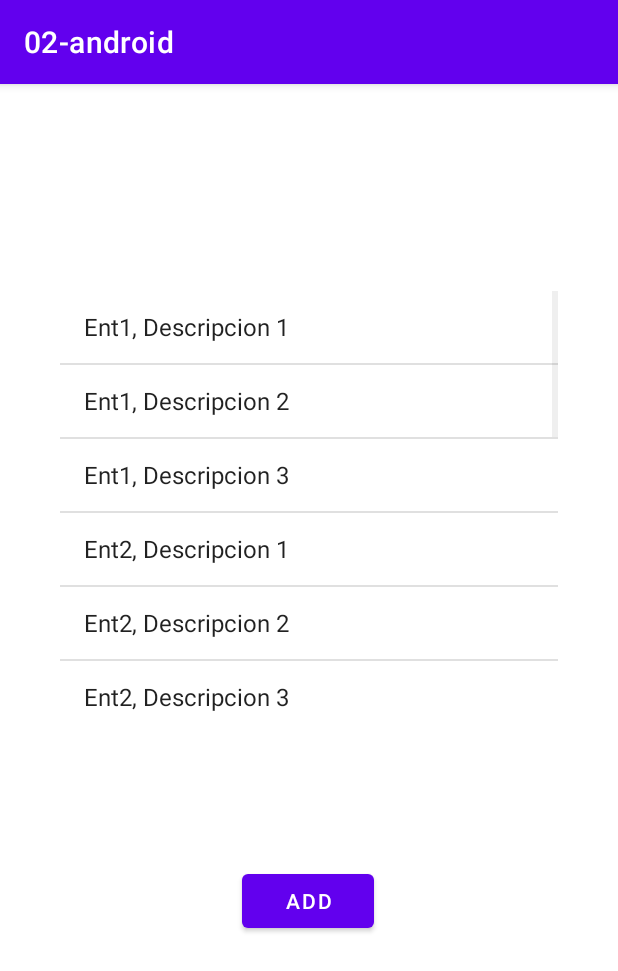
After one commit to 2020-B-Aplicaciones-Moviles-Computacion/AMC-charco-cuenca-alex-vladimir, an Android app: the BListView screen opened directly, with no data from a screen before it, on a phone screen of 412 x 824 dp. The commit adds this screen. Shown: the top 971 px of the screen. Run offline under Robolectric (Android 15) with nearby library versions, the phone set to English and light mode, and no system bars.

Commit message:
Android Studio - Clase dic-02 - Adaptadores/ListView

```diff
--- a/02-android/app/src/main/AndroidManifest.xml
+++ b/02-android/app/src/main/AndroidManifest.xml
@@ -9,7 +9,8 @@
         android:roundIcon="@mipmap/ic_launcher_round"
         android:supportsRtl="true"
         android:theme="@style/Theme.02android">
-        <activity android:name=".A_lifecycle"></activity>
+        <activity android:name=".BListView"></activity>
+        <activity android:name=".A_lifecycle" />
         <activity android:name=".MainActivity">
             <intent-filter>
                 <action android:name="android.intent.action.MAIN" />
--- /dev/null
+++ b/02-android/app/src/main/java/com/example/a02_android/BEntrenador.kt
@@ -0,0 +1,14 @@
+package com.example.a02_android
+
+class BEntrenador {
+    public var name= arrayListOf<String>("Ent1","Ent2","Ent3")
+    public var desc= arrayListOf<String>("Descripcion 1","Descripcion 2","Descripcion 3")
+
+    init{
+
+    }
+
+
+
+
+}
--- /dev/null
+++ b/02-android/app/src/main/java/com/example/a02_android/BListView.kt
@@ -0,0 +1,59 @@
+package com.example.a02_android
+
+import androidx.appcompat.app.AppCompatActivity
+import android.os.Bundle
+import android.widget.ArrayAdapter
+import android.widget.Button
+import android.widget.ListView
+
+class BListView : AppCompatActivity() {
+    override fun onCreate(savedInstanceState: Bundle?) {
+        super.onCreate(savedInstanceState)
+        setContentView(R.layout.activity_b_list_view)
+
+        val b1 = BEntrenador()
+        dbMemory.cargaExterna(b1.name,b1.desc)
+
+
+        val adaptador:ArrayAdapter<String> = ArrayAdapter(
+                this,//contexto
+                android.R.layout.simple_list_item_1,  //layaour  (xml visual que existe en adroid)
+                dbMemory.arrayString//lista de numeros
+        )
+        //cualquier cosa que se mostrara visualemnte y se itere, como listras
+        //VA a necesitar un componente visual similar a listview, hay otros componentes a parte de este
+        //El adaptador ayudara a definir como se vera visualmente dentro de la lsita que se usara
+
+        val listView = findViewById<ListView>(R.id.lv_entrenador)
+
+        listView.adapter=adaptador
+
+        //para notificar los cambios en la lista, como aumentar algo dentro del arreglo,
+        adaptador.notifyDataSetChanged()
+
+        val btnAddLV = findViewById<Button>(R.id.btn_anadir_item_lv)
+
+        btnAddLV.setOnClickListener{
+            anadirListView(adaptador,"1",dbMemory.arrayString)
+        }
+
+        //dbMemory.arregloEnteros.add(5)
+        //dbMemory.arregloEnteros.add(6)
+
+
+
+
+
+    }
+
+    fun anadirListView(
+            adaptador: ArrayAdapter<String>,
+            item: String,
+            arreglo: ArrayList<String>
+    ){
+        arreglo.add(item)
+        adaptador.notifyDataSetChanged()
+    }
+
+
+}
--- /dev/null
+++ b/02-android/app/src/main/java/com/example/a02_android/dbMemory.kt
@@ -0,0 +1,36 @@
+package com.example.a02_android
+
+class dbMemory {
+  //Lo ideal es llenarlo alguna vez con itemas de basededatos, peticion de servidor u otro
+
+    companion object{
+        val arrayString = arrayListOf<String>()
+
+        //Funcion de carga de datos al arreglo
+  /*      fun cargaInicialDatos(){
+            arrayString.add("")
+            arrayString.add(3)
+            arrayString.add(4)
+            arrayString.add(5)
+            arrayString.add(6)
+            arrayString.add(7)
+
+        }*/
+
+        fun cargaExterna(arrayList: ArrayList<String>,arrayList2: ArrayList<String>){
+
+                    arrayList.map {valit->
+                        arrayList2.map { valit2->
+                            arrayString.add(valit+", "+valit2)
+                        }
+
+                    }
+
+
+
+
+        }
+
+
+    }
+}
--- /dev/null
+++ b/02-android/app/src/main/res/layout/activity_b_list_view.xml
@@ -0,0 +1,29 @@
+<?xml version="1.0" encoding="utf-8"?>
+<androidx.constraintlayout.widget.ConstraintLayout xmlns:android="http://schemas.android.com/apk/res/android"
+    xmlns:app="http://schemas.android.com/apk/res-auto"
+    xmlns:tools="http://schemas.android.com/tools"
+    android:layout_width="match_parent"
+    android:layout_height="match_parent"
+    tools:context=".BListView">
+
+    <Button
+        android:id="@+id/btn_anadir_item_lv"
+        android:layout_width="wrap_content"
+        android:layout_height="wrap_content"
+        android:text="Add"
+        app:layout_constraintBottom_toBottomOf="parent"
+        app:layout_constraintEnd_toEndOf="parent"
+        app:layout_constraintHorizontal_bias="0.498"
+        app:layout_constraintStart_toStartOf="parent"
+        app:layout_constraintTop_toTopOf="parent"
+        app:layout_constraintVertical_bias="0.723" />
+
+    <ListView
+        android:id="@+id/lv_entrenador"
+        android:layout_width="332dp"
+        android:layout_height="293dp"
+        app:layout_constraintBottom_toBottomOf="@+id/btn_anadir_item_lv"
+        app:layout_constraintEnd_toEndOf="parent"
+        app:layout_constraintStart_toStartOf="parent"
+        app:layout_constraintTop_toTopOf="parent" />
+</androidx.constraintlayout.widget.ConstraintLayout>
```
Also changed, not shown: 02-android/app/src/main/java/com/example/a02_android/MainActivity.kt (+16 -0 lines), 02-android/app/src/main/res/layout/activity_main.xml (+15 -26 lines).
